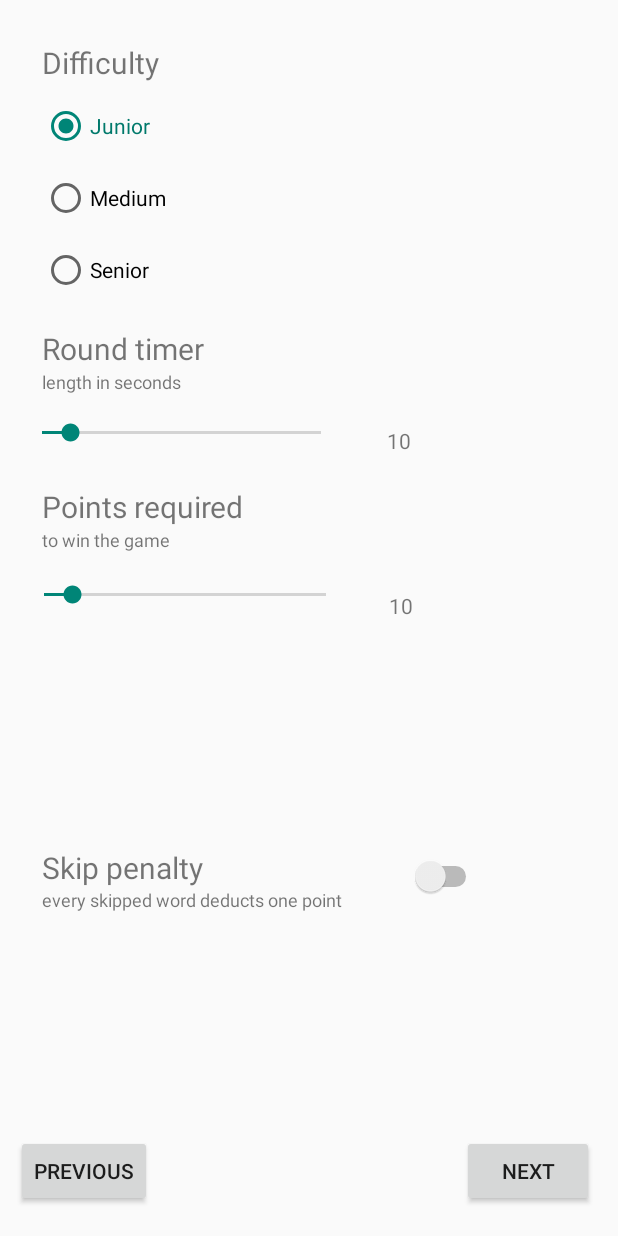
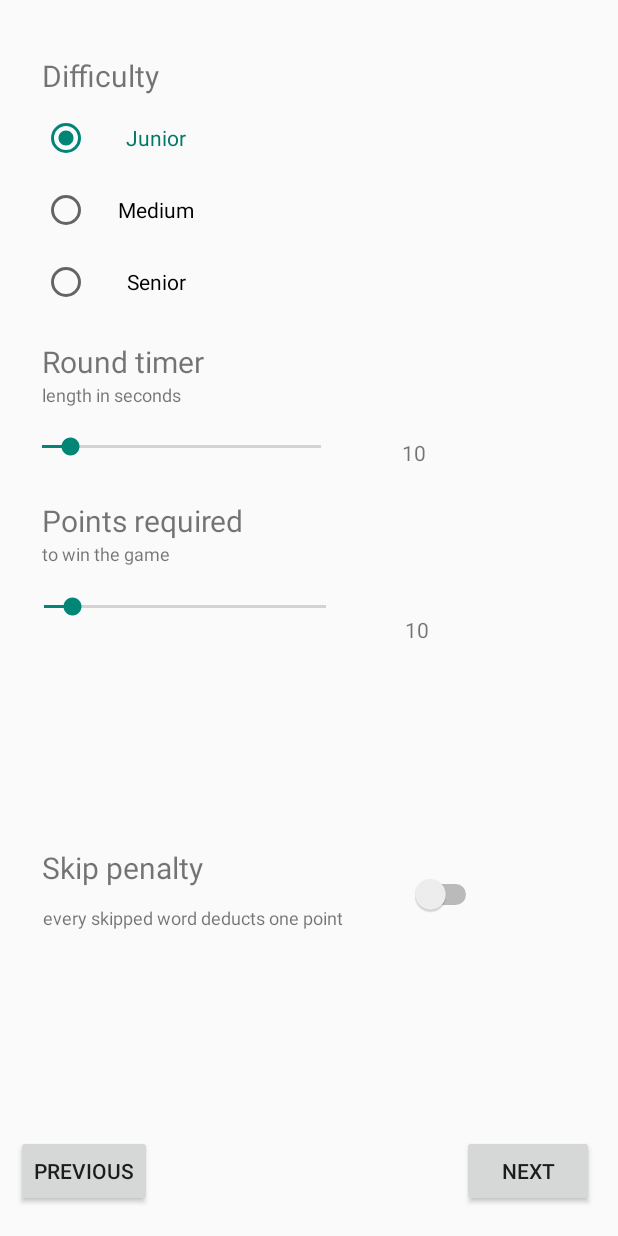
Before and after one commit to Bebrucha/Alias, an Android app: the Settings_4 screen opened directly, with no data from a screen before it, on a phone screen of 412 x 824 dp. Run offline under Robolectric (Android 15) with nearby library versions, the phone set to English and light mode, and no system bars.

Commit message:
Visuals, minor bugfixes

```diff
--- a/app/src/main/java/com/example/alias/Settings_4.java
+++ b/app/src/main/java/com/example/alias/Settings_4.java
@@ -60,6 +60,7 @@ public class Settings_4 extends AppCompatActivity {
         SeekBar seekBarPoints = findViewById(R.id.seekBar_settings_max_points);
         seekBarPoints.setProgress(10);
         seekBarPoints.setMax(100);
+
         TextView seekBarP = findViewById(R.id.textView_seek_bar_points);
 
         seekBarPoints.setOnSeekBarChangeListener(new SeekBar.OnSeekBarChangeListener(){
--- a/app/src/main/res/layout/activity_settings_4.xml
+++ b/app/src/main/res/layout/activity_settings_4.xml
@@ -15,22 +15,23 @@
         android:layout_height="wrap_content"
         android:layout_marginTop="28dp"
         android:text="@string/difficulty"
+        android:textAlignment="center"
         android:textSize="20sp"
         app:layout_constraintBottom_toTopOf="@+id/radioGroup"
         app:layout_constraintEnd_toEndOf="parent"
         app:layout_constraintHorizontal_bias="0.084"
         app:layout_constraintStart_toStartOf="parent"
         app:layout_constraintTop_toTopOf="parent"
-        app:layout_constraintVertical_bias="0.0" />
+        app:layout_constraintVertical_bias="0.692" />
 
     <RadioGroup
         android:id="@+id/radioGroup"
         android:layout_width="wrap_content"
         android:layout_height="wrap_content"
         android:layout_centerHorizontal="true"
-        android:layout_marginTop="60dp"
+        android:layout_marginTop="68dp"
         app:layout_constraintEnd_toEndOf="parent"
-        app:layout_constraintHorizontal_bias="0.097"
+        app:layout_constraintHorizontal_bias="0.096"
         app:layout_constraintStart_toStartOf="parent"
         app:layout_constraintTop_toTopOf="parent">
 
@@ -41,6 +42,7 @@
             android:layout_height="48dp"
             android:checked="true"
             android:text="@string/junior"
+            android:textAlignment="center"
             android:textColor="#00796B" />
 
         <RadioButton
@@ -48,13 +50,15 @@
             android:layout_width="match_parent"
             android:layout_height="wrap_content"
             android:minHeight="48dp"
-            android:text="@string/medium" />
+            android:text="@string/medium"
+            android:textAlignment="center" />
 
         <RadioButton
             android:id="@+id/Senior"
             android:layout_width="match_parent"
             android:layout_height="48dp"
-            android:text="@string/senior" />
+            android:text="@string/senior"
+            android:textAlignment="center" />
 
     </RadioGroup>
 
@@ -63,6 +67,7 @@
         android:layout_width="wrap_content"
         android:layout_height="wrap_content"
         android:text="@string/next"
+        android:textAlignment="center"
         app:layout_constraintBottom_toBottomOf="parent"
         app:layout_constraintEnd_toEndOf="parent"
         app:layout_constraintHorizontal_bias="0.95"
@@ -75,7 +80,7 @@
         android:layout_width="wrap_content"
         android:layout_height="wrap_content"
         android:layout_marginEnd="60dp"
-        android:layout_marginBottom="216dp"
+        android:layout_marginBottom="204dp"
         android:minWidth="48dp"
         android:minHeight="48dp"
         app:layout_constraintBottom_toBottomOf="parent"
@@ -95,7 +100,7 @@
         app:layout_constraintHorizontal_bias="0.086"
         app:layout_constraintStart_toStartOf="parent"
         app:layout_constraintTop_toTopOf="parent"
-        app:layout_constraintVertical_bias="0.375" />
+        app:layout_constraintVertical_bias="0.607" />
 
     <TextView
         android:id="@+id/textView12"
@@ -103,6 +108,7 @@
         android:layout_height="wrap_content"
         android:layout_marginTop="212dp"
         android:text="@string/round_timer"
+        android:textAlignment="center"
         android:textSize="20sp"
         app:layout_constraintBottom_toTopOf="@+id/textView14"
         app:layout_constraintEnd_toEndOf="parent"
@@ -122,7 +128,7 @@
         app:layout_constraintHorizontal_bias="0.0"
         app:layout_constraintStart_toStartOf="parent"
         app:layout_constraintTop_toTopOf="parent"
-        app:layout_constraintVertical_bias="0.392" />
+        app:layout_constraintVertical_bias="0.538" />
 
     <TextView
         android:id="@+id/textView14"
@@ -130,13 +136,14 @@
         android:layout_height="wrap_content"
         android:layout_marginTop="236dp"
         android:text="@string/length_in_seconds"
+        android:textAlignment="center"
         android:textSize="12sp"
         app:layout_constraintBottom_toTopOf="@+id/seekBar_settings_round_length"
         app:layout_constraintEnd_toEndOf="parent"
         app:layout_constraintHorizontal_bias="0.088"
         app:layout_constraintStart_toStartOf="parent"
         app:layout_constraintTop_toTopOf="parent"
-        app:layout_constraintVertical_bias="0.521" />
+        app:layout_constraintVertical_bias="0.655" />
 
     <TextView
         android:id="@+id/textView15"
@@ -145,6 +152,7 @@
         android:layout_marginStart="28dp"
         android:layout_marginBottom="232dp"
         android:text="@string/skip_penalty"
+        android:textAlignment="center"
         android:textSize="20sp"
         app:layout_constraintBottom_toBottomOf="parent"
         app:layout_constraintStart_toStartOf="parent"
@@ -156,8 +164,9 @@
         android:layout_width="37dp"
         android:layout_height="19dp"
         android:layout_marginStart="20dp"
-        android:layout_marginTop="88dp"
+        android:layout_marginTop="96dp"
         android:text="@string/ten"
+        android:textAlignment="center"
         app:layout_constraintEnd_toEndOf="parent"
         app:layout_constraintHorizontal_bias="0.049"
         app:layout_constraintStart_toEndOf="@+id/seekBar_settings_max_points"
@@ -181,7 +190,7 @@
         android:id="@+id/seekBar_settings_max_points"
         android:layout_width="220dp"
         android:layout_height="34dp"
-        android:layout_marginTop="380dp"
+        android:layout_marginTop="388dp"
         app:layout_constraintEnd_toEndOf="parent"
         app:layout_constraintHorizontal_bias="0.068"
         app:layout_constraintStart_toStartOf="parent"
@@ -192,10 +201,12 @@
         android:layout_width="37dp"
         android:layout_height="22dp"
         android:layout_marginStart="121dp"
-        android:layout_marginTop="284dp"
+        android:layout_marginTop="292dp"
         android:layout_marginEnd="116dp"
         android:text="@string/ten"
+        android:textAlignment="center"
         app:layout_constraintEnd_toEndOf="parent"
+        app:layout_constraintHorizontal_bias="0.0"
         app:layout_constraintStart_toEndOf="@+id/textView12"
         app:layout_constraintTop_toTopOf="parent" />
 
@@ -204,8 +215,9 @@
         android:layout_width="wrap_content"
         android:layout_height="wrap_content"
         android:layout_marginStart="28dp"
-        android:layout_marginBottom="216dp"
+        android:layout_marginBottom="204dp"
         android:text="@string/every_skipped_word"
+        android:textAlignment="center"
         android:textSize="12sp"
         app:layout_constraintBottom_toBottomOf="parent"
         app:layout_constraintStart_toStartOf="parent" />
@@ -215,6 +227,7 @@
         android:layout_width="wrap_content"
         android:layout_height="wrap_content"
         android:text="@string/previous"
+        android:textAlignment="center"
         app:layout_constraintBottom_toBottomOf="parent"
         app:layout_constraintEnd_toStartOf="@+id/button_settings_next_4"
         app:layout_constraintHorizontal_bias="0.05"
--- a/app/src/main/res/layout/activity_team_scores11.xml
+++ b/app/src/main/res/layout/activity_team_scores11.xml
@@ -12,6 +12,7 @@
         android:layout_height="56dp"
         android:layout_marginTop="144dp"
         android:text="@string/the_winner_is"
+        android:textAlignment="center"
         android:textSize="25sp"
         app:layout_constraintEnd_toEndOf="parent"
         app:layout_constraintHorizontal_bias="0.497"
@@ -24,6 +25,7 @@
         android:layout_height="wrap_content"
         android:layout_marginTop="348dp"
         android:text="@string/points_scored"
+        android:textAlignment="center"
         android:textSize="25sp"
         app:layout_constraintEnd_toEndOf="parent"
         app:layout_constraintHorizontal_bias="0.498"
@@ -49,6 +51,7 @@
         android:layout_width="wrap_content"
         android:layout_height="wrap_content"
         android:text="@string/end_of_the_game"
+        android:textAlignment="center"
         android:textSize="30sp"
         app:layout_constraintBottom_toBottomOf="parent"
         app:layout_constraintEnd_toEndOf="parent"
@@ -84,6 +87,7 @@
         android:layout_width="430dp"
         android:layout_height="114dp"
         android:text="@string/main_menu"
+        android:textAlignment="center"
         android:textSize="30sp"
         app:layout_constraintBottom_toBottomOf="parent"
         app:layout_constraintEnd_toEndOf="parent"
--- a/app/src/main/res/layout/popup_window_9.xml
+++ b/app/src/main/res/layout/popup_window_9.xml
@@ -39,6 +39,7 @@
         android:layout_marginBottom="25dp"
         android:background="#8BC34A"
         android:text="@string/save"
+        android:textAlignment="center"
         app:layout_constraintBottom_toBottomOf="parent"
         app:layout_constraintEnd_toEndOf="parent"
         app:layout_constraintHorizontal_bias="0.949"
```
Also changed, not shown: app/src/main/java/com/example/alias/Playing_Phase_6.java (+19 -10 lines), app/src/main/res/layout/activity_howtoplay_2.xml (+19 -6 lines), app/src/main/res/layout/activity_kokiaciaklase10.xml (+13 -1 lines), app/src/main/res/layout/activity_main_menu_1.xml (+7 -1 lines), app/src/main/res/layout/activity_playing_phase_6.xml (+31 -6 lines), app/src/main/res/layout/activity_team_count_3.xml (+5 -2 lines), app/src/main/res/layout/activity_team_scores_5.xml (+22 -6 lines).
